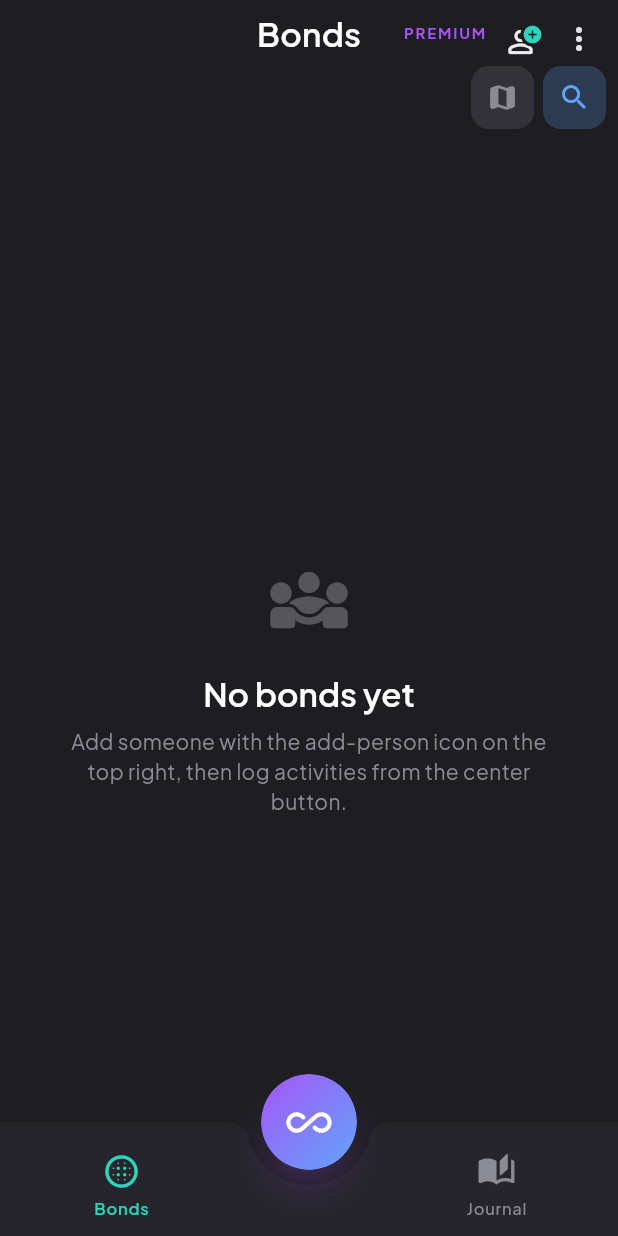
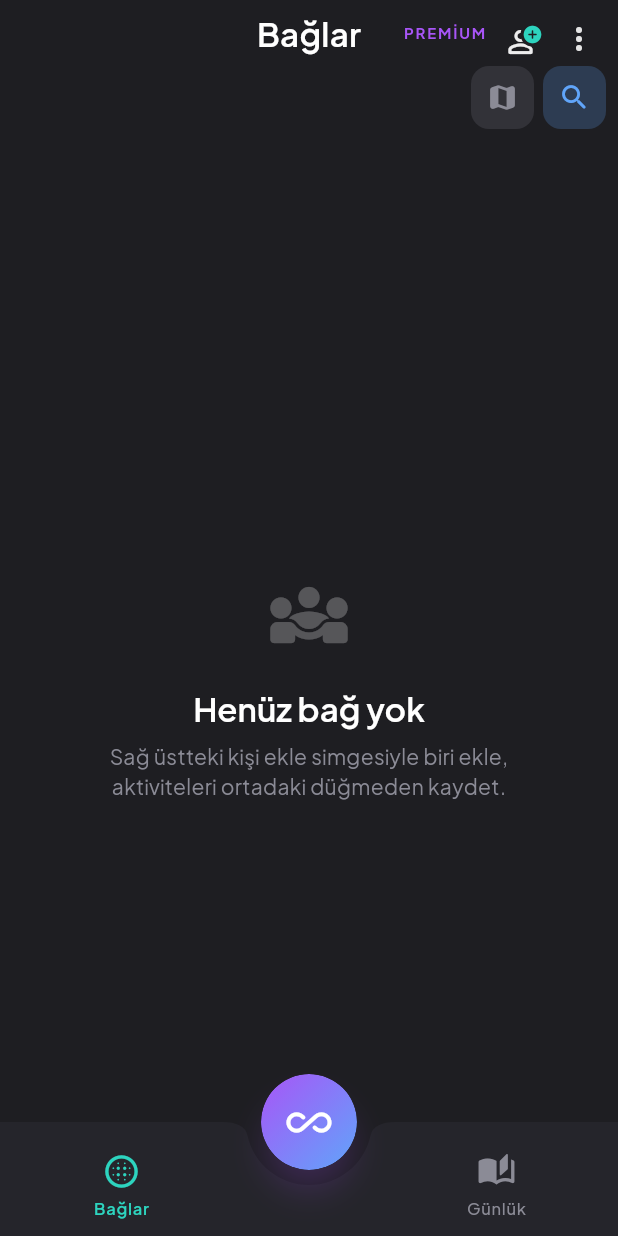
Before and after one commit to dogamustafaapp-arch/doga_mustafa_app_1, a Flutter app: the screen it shows after launch, after a tap on the "map" icon, after a tap on the "search" icon, on a phone screen of 412 x 824 dp. Run offline on Flutter 3.47's test engine with Material 3 defaults, Android fonts, the phone set to English and light mode, and no system bars; our stand-ins replace cloud_firestore, firebase_core, google_fonts, shared_preferences; accounts and stored records are empty.

Commit message:
feat: uygulama arayüzü Türkçe; tr locale ve flutter_localizations; platform adları Bağlar
Made-with: Cursor

```diff
--- a/lib/main.dart
+++ b/lib/main.dart
@@ -1,6 +1,7 @@
 import 'package:firebase_core/firebase_core.dart';
 import 'package:flutter/foundation.dart';
 import 'package:flutter/material.dart';
+import 'package:flutter_localizations/flutter_localizations.dart';
 
 import 'app_theme.dart';
 import 'firebase_options.dart';
@@ -22,8 +23,15 @@ class MyApp extends StatelessWidget {
   @override
   Widget build(BuildContext context) {
     return MaterialApp(
-      title: 'Bonds',
+      title: 'Bağlar',
       debugShowCheckedModeBanner: false,
+      locale: const Locale('tr'),
+      supportedLocales: const [Locale('tr')],
+      localizationsDelegates: const [
+        GlobalMaterialLocalizations.delegate,
+        GlobalWidgetsLocalizations.delegate,
+        GlobalCupertinoLocalizations.delegate,
+      ],
       theme: buildAppTheme(),
       home: const MainShell(),
     );
--- a/lib/pages/activity_vote_page.dart
+++ b/lib/pages/activity_vote_page.dart
@@ -71,7 +71,7 @@ class _ActivityVotePageState extends State<ActivityVotePage> {
             crossAxisAlignment: CrossAxisAlignment.stretch,
             children: [
               Text(
-                'Vote',
+                'Oy ver',
                 style: tt.headlineMedium?.copyWith(
                   fontWeight: FontWeight.w700,
                   letterSpacing: -0.5,
@@ -80,7 +80,7 @@ class _ActivityVotePageState extends State<ActivityVotePage> {
               ),
               const SizedBox(height: 8),
               Text(
-                'Pick who you were with, what you did, and how it felt (1–5).',
+                'Kiminle olduğunu, ne yaptığını ve nasıl hissettiğini (1–5) seç.',
                 style: tt.bodyMedium?.copyWith(
                   color: AppPalette.mutedNav,
                   height: 1.4,
@@ -90,13 +90,13 @@ class _ActivityVotePageState extends State<ActivityVotePage> {
               DropdownButtonFormField<String?>(
                 value: dropdownValue,
                 decoration: const InputDecoration(
-                  labelText: 'Who',
+                  labelText: 'Kim',
                   prefixIcon: Icon(Icons.person_outline_rounded),
                 ),
                 items: [
                   const DropdownMenuItem<String?>(
                     value: null,
-                    child: Text('Choose someone'),
+                    child: Text('Birini seç'),
                   ),
                   ...people.map(
                     (p) => DropdownMenuItem(
@@ -110,14 +110,14 @@ class _ActivityVotePageState extends State<ActivityVotePage> {
               const SizedBox(height: 16),
               TextField(
                 decoration: const InputDecoration(
-                  labelText: 'Activity',
-                  hintText: 'e.g. Coffee, walk',
+                  labelText: 'Aktivite',
+                  hintText: 'örn. Kahve, yürüyüş',
                   prefixIcon: Icon(Icons.celebration_outlined),
                 ),
               ),
               const SizedBox(height: 24),
               Text(
-                'How was it?',
+                'Nasıldı?',
                 style: tt.titleSmall?.copyWith(
                   fontWeight: FontWeight.w600,
                   color: Colors.white,
@@ -125,7 +125,7 @@ class _ActivityVotePageState extends State<ActivityVotePage> {
               ),
               const SizedBox(height: 4),
               Text(
-                '1 = not great · 5 = amazing',
+                '1 = pek iyi değil · 5 = harika',
                 style: tt.bodySmall?.copyWith(color: AppPalette.mutedNav),
               ),
               const SizedBox(height: 14),
@@ -151,7 +151,7 @@ class _ActivityVotePageState extends State<ActivityVotePage> {
               FilledButton.icon(
                 onPressed: () {},
                 icon: const Icon(Icons.thumb_up_rounded),
-                label: const Text('Save vote'),
+                label: const Text('Oyu kaydet'),
               ),
             ],
           ),
--- a/lib/pages/add_person_page.dart
+++ b/lib/pages/add_person_page.dart
@@ -24,11 +24,11 @@ class _AddPersonPageState extends State<AddPersonPage> {
   bool _isAdding = false;
 
   static const List<({String value, String label})> _relationships = [
-    (value: 'friend', label: 'Friend'),
-    (value: 'family', label: 'Family'),
+    (value: 'friend', label: 'Arkadaş'),
+    (value: 'family', label: 'Aile'),
     (value: 'partner', label: 'Partner'),
-    (value: 'pet', label: 'Pet'),
-    (value: 'other', label: 'Other'),
+    (value: 'pet', label: 'Evcil hayvan'),
+    (value: 'other', label: 'Diğer'),
   ];
 
   @override
@@ -42,7 +42,7 @@ class _AddPersonPageState extends State<AddPersonPage> {
     final relationship = _relationship ?? 'other';
     if (name.isEmpty) {
       ScaffoldMessenger.of(context).showSnackBar(
-        const SnackBar(content: Text('Please enter a name')),
+        const SnackBar(content: Text('Lütfen bir isim girin')),
       );
       return;
     }
@@ -53,20 +53,20 @@ class _AddPersonPageState extends State<AddPersonPage> {
         relationship: relationship,
       ).timeout(
         const Duration(seconds: 15),
-        onTimeout: () => throw TimeoutException('Add timed out'),
+        onTimeout: () => throw TimeoutException('Zaman aşımı'),
       );
       if (!mounted) return;
       _nameController.clear();
       setState(() => _relationship = null);
       ScaffoldMessenger.of(context).showSnackBar(
-        const SnackBar(content: Text('Person added')),
+        const SnackBar(content: Text('Kişi eklendi')),
       );
     } on TimeoutException {
       if (mounted) {
         ScaffoldMessenger.of(context).showSnackBar(
           const SnackBar(
             content: Text(
-              'Request timed out. Check your connection and try again.',
+              'İstek zaman aşımına uğradı. Bağlantınızı kontrol edip tekrar deneyin.',
             ),
           ),
         );
@@ -74,7 +74,7 @@ class _AddPersonPageState extends State<AddPersonPage> {
     } catch (e) {
       if (mounted) {
         ScaffoldMessenger.of(context).showSnackBar(
-          SnackBar(content: Text('Failed to add: $e')),
+          SnackBar(content: Text('Eklenemedi: $e')),
         );
       }
     } finally {
@@ -97,7 +97,7 @@ class _AddPersonPageState extends State<AddPersonPage> {
           onPressed: () => Navigator.of(context).pop(),
         ),
         title: Text(
-          'Add person',
+          'Kişi ekle',
           style: tt.titleLarge?.copyWith(
             color: Colors.white,
             fontWeight: FontWeight.w600,
@@ -112,7 +112,7 @@ class _AddPersonPageState extends State<AddPersonPage> {
             crossAxisAlignment: CrossAxisAlignment.stretch,
             children: [
               Text(
-                'Add someone you spend time with',
+                'Zaman geçirdiğin biri ekle',
                 style: tt.headlineSmall?.copyWith(
                   fontWeight: FontWeight.w700,
                   letterSpacing: -0.4,
@@ -121,7 +121,7 @@ class _AddPersonPageState extends State<AddPersonPage> {
               ),
               const SizedBox(height: 8),
               Text(
-                'Log activity scores from the center button.',
+                'Aktivite puanlarını ortadaki düğmeden kaydedebilirsin.',
                 style: tt.bodyMedium?.copyWith(
                   color: AppPalette.mutedNav,
                   height: 1.4,
@@ -132,8 +132,8 @@ class _AddPersonPageState extends State<AddPersonPage> {
                 controller: _nameController,
                 textCapitalization: TextCapitalization.words,
                 decoration: const InputDecoration(
-                  labelText: 'Name',
-                  hintText: 'e.g. Alex',
+                  labelText: 'İsim',
+                  hintText: 'örn. Alex',
                   prefixIcon: Icon(Icons.person_outline_rounded),
                 ),
               ),
@@ -141,13 +141,13 @@ class _AddPersonPageState extends State<AddPersonPage> {
               DropdownButtonFormField<String?>(
                 value: _relationship,
                 decoration: const InputDecoration(
-                  labelText: 'Relationship',
+                  labelText: 'İlişki',
                   prefixIcon: Icon(Icons.favorite_outline_rounded),
                 ),
                 items: [
                   const DropdownMenuItem<String?>(
                     value: null,
-                    child: Text('Choose relationship'),
+                    child: Text('İlişki seç'),
                   ),
                   ..._relationships.map(
                     (r) => DropdownMenuItem<String?>(
@@ -179,7 +179,7 @@ class _AddPersonPageState extends State<AddPersonPage> {
                         ),
                       )
                     : const Icon(Icons.add_rounded),
-                label: Text(_isAdding ? 'Adding…' : 'Add to list'),
+                label: Text(_isAdding ? 'Ekleniyor…' : 'Listeye ekle'),
               ),
             ],
           ),
--- a/lib/pages/home_page.dart
+++ b/lib/pages/home_page.dart
@@ -111,7 +111,7 @@ class _HomePageState extends State<HomePage> {
         return AlertDialog(
           backgroundColor: AppPalette.cardGrey,
           title: Text(
-            'New category',
+            'Yeni kategori',
             style: Theme.of(ctx).textTheme.titleLarge?.copyWith(
                   color: Colors.white,
                   fontWeight: FontWeight.w600,
@@ -123,7 +123,7 @@ class _HomePageState extends State<HomePage> {
             textCapitalization: TextCapitalization.words,
             style: const TextStyle(color: Colors.white),
             decoration: InputDecoration(
-              hintText: 'e.g. Work, Neighbors',
+              hintText: 'örn. İş, Komşular',
               hintStyle: TextStyle(color: AppPalette.mutedNav.withValues(alpha: 0.8)),
               filled: true,
               fillColor: AppPalette.charcoal,
@@ -141,11 +141,11 @@ class _HomePageState extends State<HomePage> {
           actions: [
             TextButton(
               onPressed: () => Navigator.pop(ctx),
-              child: Text('Cancel', style: TextStyle(color: AppPalette.mutedNav)),
+              child: Text('İptal', style: TextStyle(color: AppPalette.mutedNav)),
             ),
             FilledButton(
               onPressed: () => Navigator.pop(ctx, controller.text),
-              child: const Text('Add'),
+              child: const Text('Ekle'),
             ),
           ],
         );
@@ -199,7 +199,7 @@ class _HomePageState extends State<HomePage> {
                     clipBehavior: Clip.none,
                     children: [
                       Text(
-                        'Bonds',
+                        'Bağlar',
                         style: tt.titleLarge?.copyWith(
                           fontWeight: FontWeight.w600,
                           color: Colors.white,
@@ -214,7 +214,7 @@ class _HomePageState extends State<HomePage> {
                           mainAxisSize: MainAxisSize.min,
                           children: [
                             Text(
-                              'PREMIUM',
+                              'PREMİUM',
                               style: tt.labelSmall?.copyWith(
                                 fontWeight: FontWeight.w700,
                                 letterSpacing: 1.2,
@@ -380,11 +380,11 @@ class _CategorySearchRow extends StatelessWidget {
   final VoidCallback onAddCategory;
 
   static const _builtIn = <String, String>{
-    'all': 'All',
-    'family': 'Family',
-    'friends': 'Friends',
-    'pets': 'Pets',
-    'favorites': 'Favorites',
+    'all': 'Tümü',
+    'family': 'Aile',
+    'friends': 'Arkadaşlar',
+    'pets': 'Evcil hayvanlar',
+    'favorites': 'Favoriler',
   };
 
   @override
@@ -559,7 +559,7 @@ class _BondsSearchField extends StatelessWidget {
           ),
           cursorColor: AppPalette.blueGrad,
           decoration: InputDecoration(
-            hintText: 'Search by name',
+            hintText: 'İsme göre ara',
             hintStyle: tt.bodyMedium?.copyWith(
               color: AppPalette.mutedNav.withValues(alpha: 0.65),
               fontWeight: FontWeight.w500,
@@ -580,7 +580,7 @@ class _BondsSearchField extends StatelessWidget {
                       color: AppPalette.mutedNav.withValues(alpha: 0.85),
                       size: 20,
                     ),
-                    tooltip: 'Clear',
+                    tooltip: 'Temizle',
                   )
                 : null,
             border: OutlineInputBorder(
@@ -636,7 +636,7 @@ class _NoSearchResultsHint extends StatelessWidget {
             ),
             const SizedBox(height: 16),
             Text(
-              'No matches',
+              'Sonuç yok',
               style: textTheme.titleLarge?.copyWith(
                 fontWeight: FontWeight.w600,
                 color: Colors.white,
@@ -646,8 +646,8 @@ class _NoSearchResultsHint extends StatelessWidget {
             const SizedBox(height: 8),
             Text(
               query.isEmpty
-                  ? 'Try a different search.'
-                  : 'Nobody matches “$query”. Try another name.',
+                  ? 'Farklı bir arama deneyin.'
+                  : '“$query” ile eşleşen yok. Başka bir isim deneyin.',
               style: textTheme.bodyMedium?.copyWith(
                 color: AppPalette.mutedNav,
                 height: 1.4,
@@ -676,26 +676,26 @@ class _EmptyCategoryHint extends StatelessWidget {
     String body;
     switch (categoryId) {
       case 'favorites':
-        title = 'No favorites yet';
-        body = 'Tap the star on a bond to add them here.';
+        title = 'Henüz favori yok';
+        body = 'Bir bağdaki yıldıza dokunarak buraya ekleyebilirsin.';
         break;
       case 'friends':
-        title = 'No friends or partners';
+        title = 'Arkadaş veya partner yok';
         body =
-            'When adding someone, choose Friend or Partner (add-person icon at the top).';
+            'Kişi eklerken Arkadaş veya Partner seç (üstteki kişi ekle simgesi).';
         break;
       case 'pets':
-        title = 'No pets';
-        body = 'When adding someone, set relationship to Pet.';
+        title = 'Evcil hayvan yok';
+        body = 'Kişi eklerken ilişkiyi Evcil hayvan olarak ayarla.';
         break;
       case 'family':
-        title = 'No family';
-        body = 'When adding someone, set relationship to Family.';
+        title = 'Aile üyesi yok';
+        body = 'Kişi eklerken ilişkiyi Aile olarak ayarla.';
         break;
       default:
-        title = 'No one in this category';
+        title = 'Bu kategoride kimse yok';
         body =
-            'Assign this category when adding a person, or pick another filter.';
+            'Kişi eklerken bu kategoriyi ata veya başka bir filtre seç.';
     }
 
     return Center(
@@ -792,7 +792,7 @@ class _EmptyBondsHint extends StatelessWidget {
             ),
             const SizedBox(height: 20),
             Text(
-              'No bonds yet',
+              'Henüz bağ yok',
               style: textTheme.titleLarge?.copyWith(
                 fontWeight: FontWeight.w600,
                 color: Colors.white,
@@ -801,7 +801,7 @@ class _EmptyBondsHint extends StatelessWidget {
             ),
             const SizedBox(height: 8),
             Text(
-              'Add someone with the add-person icon on the top right, then log activities from the center button.',
+              'Sağ üstteki kişi ekle simgesiyle biri ekle, aktiviteleri ortadaki düğmeden kaydet.',
               style: textTheme.bodyMedium?.copyWith(
                 color: AppPalette.mutedNav,
                 height: 1.4,
@@ -907,7 +907,7 @@ class _BondCard extends StatelessWidget {
           ),
           IconButton(
             onPressed: onFavoriteTap,
-            tooltip: isFavorite ? 'Remove favorite' : 'Add favorite',
+            tooltip: isFavorite ? 'Favorilerden çıkar' : 'Favorilere ekle',
             style: IconButton.styleFrom(
               foregroundColor:
                   isFavorite ? AppPalette.ringProgress : AppPalette.mutedNav,
--- a/lib/pages/journal_page.dart
+++ b/lib/pages/journal_page.dart
@@ -2,7 +2,7 @@ import 'package:flutter/material.dart';
 
 import '../app_theme.dart';
 
-/// Past activities and notes — placeholder content for now; data layer to be wired later.
+/// Geçmiş aktiviteler ve notlar — veri katmanı sonra bağlanacak.
 class JournalPage extends StatefulWidget {
   const JournalPage({super.key});
 
@@ -15,19 +15,19 @@ class _JournalPageState extends State<JournalPage> {
 
   static const List<({String title, String subtitle, String day})> _demoEntries = [
     (
-      title: 'Coffee with Alex',
-      subtitle: 'Chat · Connection',
-      day: '2 days ago',
+      title: 'Alex ile kahve',
+      subtitle: 'Sohbet · Bağ',
+      day: '2 gün önce',
     ),
     (
-      title: 'Sam — walk',
-      subtitle: 'Movement · Quality time',
-      day: '5 days ago',
+      title: 'Sam — yürüyüş',
+      subtitle: 'Hareket · Kaliteli zaman',
+      day: '5 gün önce',
     ),
     (
-      title: 'Jordan, phone call',
-      subtitle: 'Check-in',
-      day: '1 week ago',
+      title: 'Jordan, telefon',
+      subtitle: 'Gün içi kontrol',
+      day: '1 hafta önce',
     ),
   ];
 
@@ -52,7 +52,7 @@ class _JournalPageState extends State<JournalPage> {
               child: Padding(
                 padding: const EdgeInsets.fromLTRB(20, 16, 20, 8),
                 child: Text(
-                  'Journal',
+                  'Günlük',
                   style: tt.headlineMedium?.copyWith(
                     fontWeight: FontWeight.w700,
                     letterSpacing: -0.4,
@@ -65,7 +65,7 @@ class _JournalPageState extends State<JournalPage> {
               child: Padding(
                 padding: const EdgeInsets.fromLTRB(20, 8, 20, 12),
                 child: Text(
-                  'Past activities',
+                  'Geçmiş aktiviteler',
                   style: tt.titleSmall?.copyWith(
                     color: AppPalette.mutedNav,
                     fontWeight: FontWeight.w600,
@@ -93,7 +93,7 @@ class _JournalPageState extends State<JournalPage> {
               child: Padding(
                 padding: const EdgeInsets.fromLTRB(20, 28, 20, 12),
                 child: Text(
-                  'My notes',
+                  'Notlarım',
                   style: tt.titleSmall?.copyWith(
                     color: AppPalette.mutedNav,
                     fontWeight: FontWeight.w600,
@@ -110,7 +110,8 @@ class _JournalPageState extends State<JournalPage> {
                   maxLines: 8,
                   style: const TextStyle(color: Colors.white),
                   decoration: InputDecoration(
-                    hintText: 'How are you feeling today? (saving not wired yet)',
+                    hintText:
+                        'Bugün nasıl hissediyorsun? (kaydetme henüz yok)',
                     hintStyle: TextStyle(
                       color: AppPalette.mutedNav.withValues(alpha: 0.85),
                     ),
--- a/lib/pages/main_shell.dart
+++ b/lib/pages/main_shell.dart
@@ -180,7 +180,7 @@ class _BondsBottomBar extends StatelessWidget {
             child: _NavSlot(
               selected: currentIndex == 0,
               icon: Icons.blur_circular_rounded,
-              label: 'Bonds',
+              label: 'Bağlar',
               activeColor: AppPalette.tealNav,
               onTap: () => onSelect(0),
               textTheme: tt,
@@ -191,7 +191,7 @@ class _BondsBottomBar extends StatelessWidget {
             child: _NavSlot(
               selected: currentIndex == 2,
               icon: Icons.auto_stories_rounded,
-              label: 'Journal',
+              label: 'Günlük',
               activeColor: AppPalette.tealNav,
               onTap: () => onSelect(2),
               textTheme: tt,
--- a/lib/services/bonds_categories_service.dart
+++ b/lib/services/bonds_categories_service.dart
@@ -48,13 +48,13 @@ class BondsCategoriesService {
   /// Returns error message if invalid, null if saved.
   Future<String?> addCustomRelationship(String displayName) async {
     final slug = slugify(displayName);
-    if (slug.isEmpty) return 'Enter a name';
+    if (slug.isEmpty) return 'Bir isim girin';
     if (reservedSlugs.contains(slug)) {
-      return 'That name is reserved';
+      return 'Bu ad ayrılmış';
     }
     final prefs = await SharedPreferences.getInstance();
     final list = List<String>.from(prefs.getStringList(_kCustomRels) ?? []);
-    if (list.contains(slug)) return 'Category already exists';
+    if (list.contains(slug)) return 'Bu kategori zaten var';
     list.add(slug);
     list.sort();
     await prefs.setStringList(_kCustomRels, list);
--- a/pubspec.yaml
+++ b/pubspec.yaml
@@ -30,6 +30,8 @@ environment:
 dependencies:
   flutter:
     sdk: flutter
+  flutter_localizations:
+    sdk: flutter
 
   # The following adds the Cupertino Icons font to your application.
   # Use with the CupertinoIcons class for iOS style icons.
@@ -40,7 +42,7 @@ dependencies:
   firebase_analytics: ^11.3.6
   bloc: ^8.1.4
   flutter_bloc: ^8.1.6
-  intl: ^0.19.0
+  intl: ^0.20.2
   equatable: ^2.0.7
   share_plus: ^10.1.2
   path_provider: ^2.1.5
@@ -60,6 +62,7 @@ dependencies:
 dev_dependencies:
   flutter_test:
     sdk: flutter
+  firebase_core_platform_interface: ^6.0.2
 
   # The "flutter_lints" package below contains a set of recommended lints to
   # encourage good coding practices. The lint set provided by the package is
```
Also changed, not shown: lib/pages/person_profile_page.dart (+27 -17 lines), lib/pages/settings_page.dart (+13 -13 lines), pubspec.lock, 9 other files.
